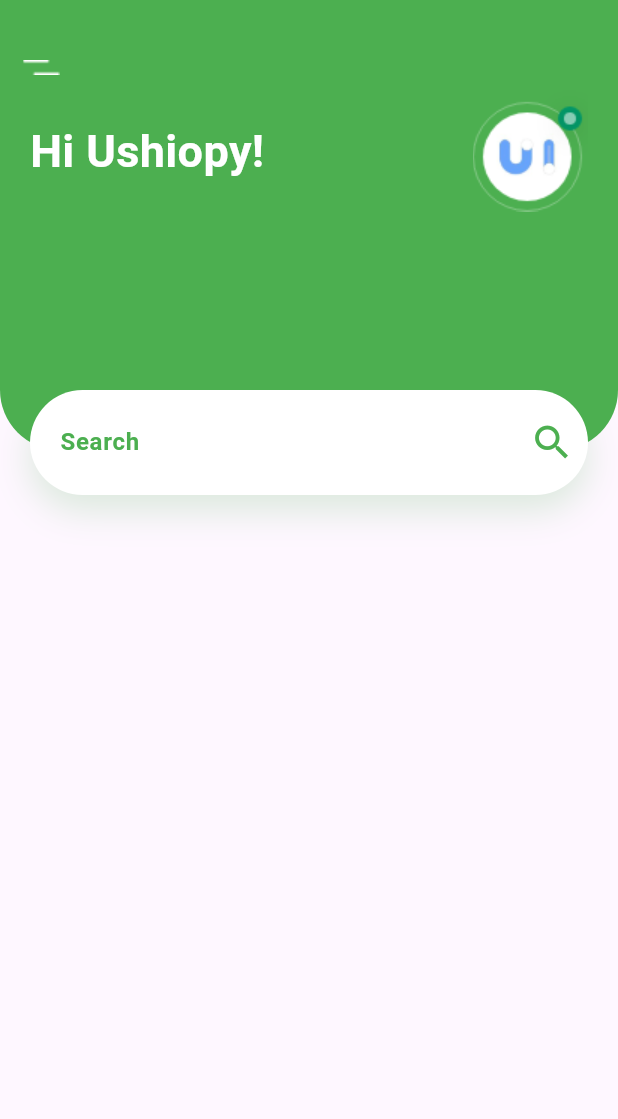
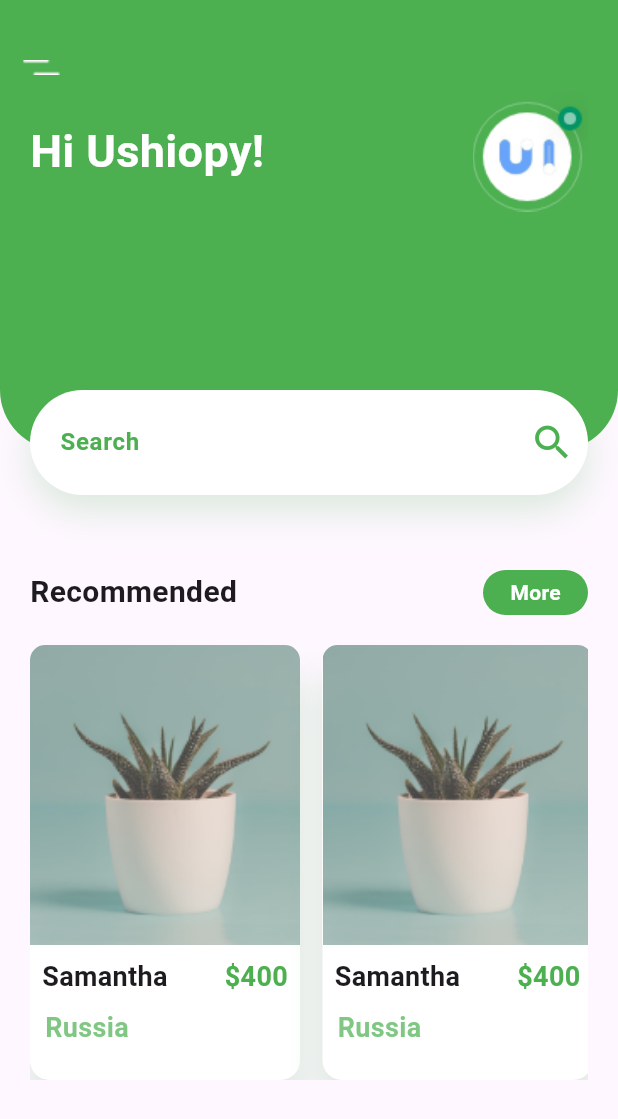
Before and after one commit to raeeskhan371/plant-ui-ux, a Flutter app: the screen it shows after launch, on a phone screen of 412 x 824 dp. Shown: the top 1119 px of the screen. Run offline on Flutter 3.47's test engine with Material 3 defaults, Android fonts, the phone set to English and light mode, and no system bars.

Commit message:
Complete Mid Banners

```diff
--- /dev/null
+++ b/lib/Widgets/tile1.dart
@@ -0,0 +1,77 @@
+import 'package:flutter/material.dart';
+import 'package:plant_application/pages/colors.dart';
+
+class Tile1 extends StatelessWidget {
+  const Tile1({super.key});
+
+  @override
+  Widget build(BuildContext context) {
+    return    Container(
+      decoration: BoxDecoration(
+        boxShadow: [
+          BoxShadow(
+            color: Maincolor.withOpacity(0.2),
+            blurRadius: 20,
+            offset: Offset(0, 20),
+          ),
+        ],
+        borderRadius: BorderRadius.circular(13),
+        color: Colors.white,
+      ),
+      height: 290,
+      width: 180,
+
+      child: Column(
+        crossAxisAlignment: CrossAxisAlignment.start,
+        children: [
+          Container(
+            height: 200,
+            width: 180,
+            decoration: BoxDecoration(
+              image: DecorationImage(
+                image: AssetImage("assets/images/image_1.png"),
+                fit: BoxFit.cover,
+              ),
+              color: Colors.white,
+              borderRadius: BorderRadius.only(topLeft:Radius.circular(10),topRight:Radius.circular(10)),
+            ),
+          ),
+          Padding(
+            padding: const EdgeInsets.all(8.0),
+            child: Row(
+              children: [
+                Text(
+                  "Samantha",
+                  style: TextStyle(
+                    fontWeight: FontWeight.bold,
+                    fontSize: 18,
+                  ),
+                ),
+                Spacer(),
+                Text(
+                  "\$400",
+                  style: TextStyle(
+                      fontWeight: FontWeight.bold,
+                      fontSize: 18,
+                      color: Maincolor
+                  ),
+                ),
+              ],
+            ),
+          ),
+          Padding(
+            padding: const EdgeInsets.only(left: 10),
+            child: Text(
+              "Russia",
+              style: TextStyle(
+                  fontWeight: FontWeight.bold,
+                  fontSize: 18,
+                  color: Maincolor.withOpacity(0.7)
+              ),
+            ),
+          ),
+        ],
+      ),
+    );
+  }
+}
--- a/lib/pages/home.dart
+++ b/lib/pages/home.dart
@@ -1,4 +1,5 @@
 import 'package:flutter/material.dart';
+import 'package:plant_application/Widgets/tile1.dart';
 import 'package:plant_application/pages/colors.dart';
 
 class Home extends StatelessWidget {
@@ -6,6 +7,7 @@ class Home extends StatelessWidget {
   Widget build(BuildContext context) {
     return SafeArea(
       child: Scaffold(
+        resizeToAvoidBottomInset: false,
         body: Column(
           children: [
             Stack(
@@ -51,7 +53,13 @@ class Home extends StatelessWidget {
                     decoration: BoxDecoration(
                       color: Colors.white,
                       borderRadius: BorderRadius.circular(35),
-                      boxShadow: [BoxShadow(color: Maincolor.withOpacity(0.2),offset: Offset(0, 10,),blurRadius: 20)]
+                      boxShadow: [
+                        BoxShadow(
+                          color: Maincolor.withOpacity(0.2),
+                          offset: Offset(0, 10),
+                          blurRadius: 20,
+                        ),
+                      ],
                     ),
 
                     child: Row(
@@ -59,7 +67,11 @@ class Home extends StatelessWidget {
                         Expanded(
                           child: TextFormField(
                             decoration: InputDecoration(
-                              suffixIcon: Icon(Icons.search,color: Colors.green,size: 30,),
+                              suffixIcon: Icon(
+                                Icons.search,
+                                color: Colors.green,
+                                size: 30,
+                              ),
                               label: Padding(
                                 padding: const EdgeInsets.only(left: 20),
                                 child: Text(
@@ -80,6 +92,59 @@ class Home extends StatelessWidget {
                 ),
               ],
             ),
+            SizedBox(height: 50),
+            Padding(
+              padding: const EdgeInsets.only(left: 20, right: 20),
+              child: Column(
+                children: [
+                  Row(
+                    children: [
+                      Text(
+                        "Recommended",
+                        style: TextStyle(fontWeight: FontWeight.bold,fontSize: 20),
+                      ),
+                      Spacer(),
+                      ClipRRect(
+                        borderRadius: BorderRadius.circular(35),
+                        child: Container(
+                          width: 70,
+                          height: 30,
+                          color: Maincolor,
+                          child: Center(
+                            child: Text(
+                              "More",
+                              style: TextStyle(
+                                color: Colors.white,
+                                fontWeight: FontWeight.bold,
+                              ),
+                            ),
+                          ),
+                        ),
+                      ),
+                    ],
+                  ),
+                  SizedBox(height: 20),
+                  Container(
+                    height: 290 ,
+                    width: double.maxFinite,
+                    child: ListView(
+                      scrollDirection: Axis.horizontal,
+                      children: [
+                        Tile1(),
+                        SizedBox(width: 15,),
+                        Tile1(),
+                        SizedBox(width: 15,),
+                        Tile1(),
+                        SizedBox(width: 15,),
+                        Tile1(),
+                        SizedBox(width: 15,),
+                      ],
+                    ),
+                  )
+
+                ],
+              ),
+            ),
           ],
         ),
       ),
```
